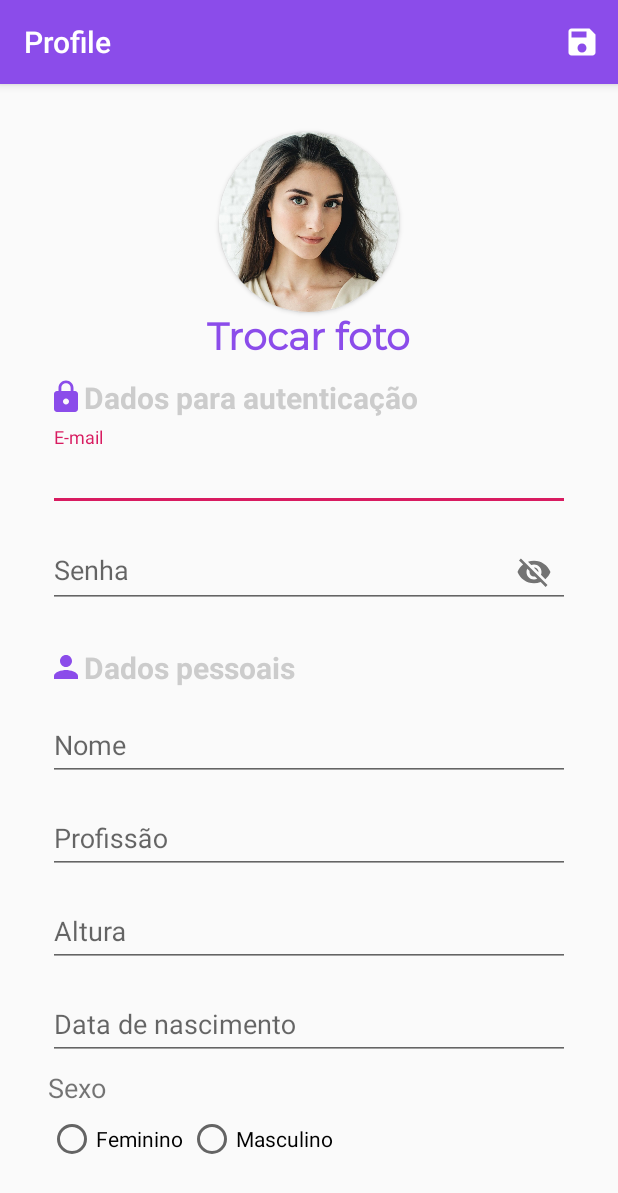
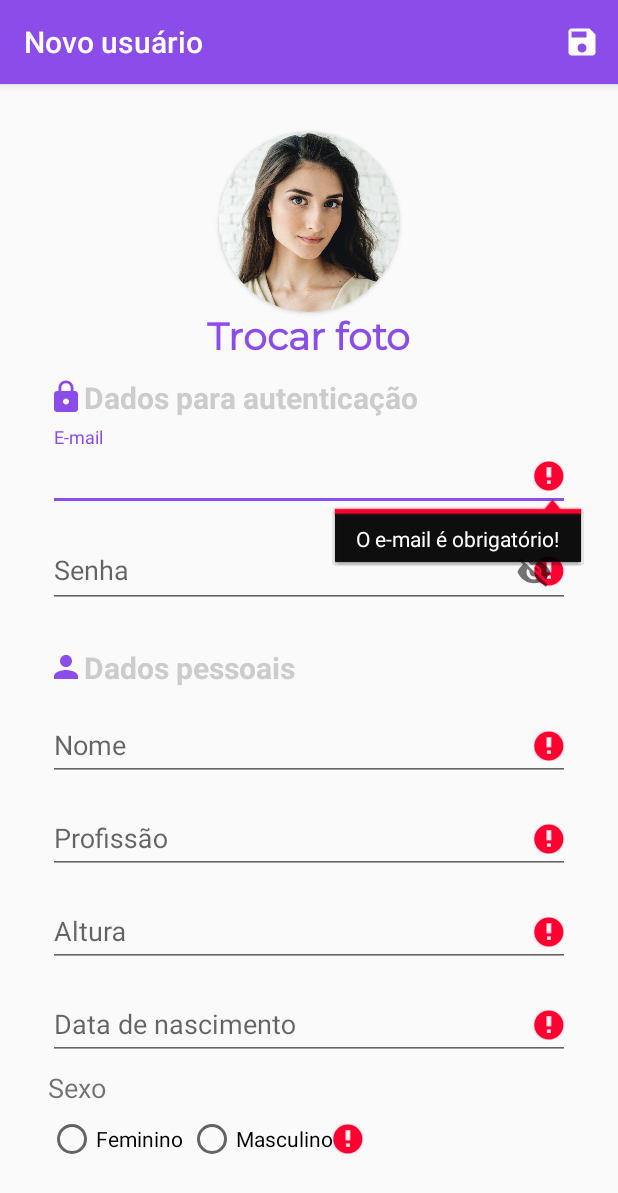
Before and after one commit to GabrielTSR/calculadoraIMC-Kotlin, an Android app: the CadastroActivity screen opened directly, with no data from a screen before it, after a tap on "salvar", on a phone screen of 412 x 824 dp. Shown: the top 1193 px of the screen. Run offline under Robolectric (Android 15) with nearby library versions, the light colour scheme and no system bars.

Commit message:
validacao de formulario, e link para a atividade de cadastro

```diff
--- a/app/src/main/java/com/example/calculadoraimc/CadastroActivity.kt
+++ b/app/src/main/java/com/example/calculadoraimc/CadastroActivity.kt
@@ -1,18 +1,62 @@
 package com.example.calculadoraimc
 
+import android.app.DatePickerDialog
 import androidx.appcompat.app.AppCompatActivity
 import android.os.Bundle
 import android.view.Menu
 import android.view.MenuItem
-import android.widget.Toast
+import android.widget.EditText
+import android.widget.RadioButton
+import android.widget.RadioGroup
+import java.util.*
 
 class CadastroActivity : AppCompatActivity() {
+
+    lateinit var etEmail : EditText
+    lateinit var etSenha : EditText
+    lateinit var etNome : EditText
+    lateinit var etProfissao : EditText
+    lateinit var etAltura : EditText
+    lateinit var etDataNascimento : EditText
+    lateinit var rgGenero : RadioGroup
+    lateinit var rbMasculino : RadioButton
+    lateinit var rbFeminino : RadioButton
+
     override fun onCreate(savedInstanceState: Bundle?) {
         super.onCreate(savedInstanceState)
         setContentView(R.layout.activity_cadastro)
 
-        supportActionBar!!.title = "Profile"
-//        supportActionBar!!.subtitle = ""
+        etEmail = findViewById(R.id.edit_email)
+        etSenha = findViewById(R.id.edit_senha)
+        etNome = findViewById(R.id.edit_nome)
+        etProfissao = findViewById(R.id.edit_profissao)
+        etAltura = findViewById(R.id.edit_altura)
+        etDataNascimento = findViewById(R.id.et_data_nascimento)
+        rgGenero = findViewById(R.id.radioGroupGenero)
+        rbMasculino = findViewById(R.id.radioButtonMasculino)
+        rbFeminino = findViewById(R.id.radioButtonFeminino)
+
+        //Menu da atividade
+        supportActionBar!!.title = "Novo usuário"
+
+        //calendario
+        //Criar um calendário
+        val calendario = Calendar.getInstance()
+
+        // Determinar os dados (dia, mês, e ano) do calendário
+        val ano = calendario.get(Calendar.YEAR)
+        val mes = calendario.get(Calendar.MONTH)
+        val dia = calendario.get(Calendar.DAY_OF_MONTH)
+
+        // Abrir o componente DatePicker
+
+        etDataNascimento.setOnClickListener {
+            val dp = DatePickerDialog(this,
+                DatePickerDialog.OnDateSetListener{ view, _ano, _mes, _dia ->
+                    etDataNascimento.setText("$_dia/${_mes + 1}/$_ano")
+                }, ano, mes, dia)
+            dp.show()
+        }
     }
 
     override fun onCreateOptionsMenu(menu: Menu?): Boolean {
@@ -22,13 +66,51 @@ class CadastroActivity : AppCompatActivity() {
 
     override fun onOptionsItemSelected(item: MenuItem): Boolean {
 
-        when (item.itemId) {
-            R.id.menu_save -> {
-                Toast.makeText(this, "Salvar", Toast.LENGTH_LONG).show()
-            }
-
+        if (validarCampos()){
+            //Salvar o registro
         }
 
         return true
     }
+
+    fun validarCampos():Boolean{
+        var eValido = true
+
+        if(etEmail.text.isEmpty()){
+            etEmail.error = "O e-mail é obrigatório!"
+            eValido = false
+        }
+
+        if(etSenha.text.isEmpty()){
+            etSenha.error = "A senha é obrigatória!"
+            eValido = false
+        }
+
+        if(etNome.text.isEmpty()){
+            etNome.error = "O nome é obrigatório!"
+            eValido = false
+        }
+
+        if(etProfissao.text.isEmpty()){
+            etProfissao.error = "A profissão é obrigatória!"
+            eValido = false
+        }
+
+        if(etAltura.text.isEmpty()){
+            etAltura.error = "A altura é obrigatória!"
+            eValido = false
+        }
+
+        if(etDataNascimento.text.isEmpty()){
+            etDataNascimento.error = "A data de nascimento é obrigatória!"
+            eValido = false
+        }
+
+        if(!rbMasculino.isChecked && !rbFeminino.isChecked){
+            rbMasculino.error = "O gênero é obrigatório!"
+            eValido = false
+        }
+
+        return eValido
+    }
 }
--- a/app/src/main/java/com/example/calculadoraimc/LoginActivity.kt
+++ b/app/src/main/java/com/example/calculadoraimc/LoginActivity.kt
@@ -14,10 +14,11 @@ class LoginActivity : AppCompatActivity() {
         supportActionBar!!.hide()
 
         val tvLinkCadastro = findViewById<TextView>(R.id.tv_linkParaCadastro)
+
         tvLinkCadastro.setOnClickListener {
-            val abrirDatePickerActivity = Intent(this, DatePickerDialog::class.java)
+            val abrirCadastroActivity = Intent(this, CadastroActivity::class.java)
 
-            startActivity(abrirDatePickerActivity)
+            startActivity(abrirCadastroActivity)
         }
     }
 }
--- a/app/src/main/res/layout/activity_cadastro.xml
+++ b/app/src/main/res/layout/activity_cadastro.xml
@@ -62,6 +62,7 @@
                 app:helperText="">
 
                 <EditText
+                    android:id="@+id/edit_email"
                     android:layout_width="match_parent"
                     android:layout_height="wrap_content"
                     android:layout_marginBottom="6dp" />
@@ -76,9 +77,10 @@
                 app:passwordToggleEnabled="true">
 
                 <EditText
+                    android:id="@+id/edit_senha"
                     android:layout_width="match_parent"
                     android:layout_height="wrap_content"
-                    android:layout_marginBottom="6dp" />
+                    android:layout_marginBottom="6dp"/>
             </com.google.android.material.textfield.TextInputLayout>
 
             <TextView
@@ -90,7 +92,7 @@
                 android:text="Dados pessoais"
                 android:textColor="#CCCCCC"
                 android:textSize="20sp"
-                android:textStyle="bold" />
+                android:textStyle="bold"/>
 
             <com.google.android.material.textfield.TextInputLayout
                 android:layout_width="match_parent"
@@ -99,6 +101,7 @@
                 app:helperText="">
 
                 <EditText
+                    android:id="@+id/edit_nome"
                     android:layout_width="match_parent"
                     android:layout_height="wrap_content"
                     android:layout_marginBottom="6dp" />
@@ -111,6 +114,7 @@
                 app:helperText="">
 
                 <EditText
+                    android:id="@+id/edit_profissao"
                     android:layout_width="match_parent"
                     android:layout_height="wrap_content"
                     android:layout_marginBottom="6dp" />
@@ -123,6 +127,7 @@
                 app:helperText="">
 
                 <EditText
+                    android:id="@+id/edit_altura"
                     android:layout_width="match_parent"
                     android:layout_height="wrap_content"
                     android:layout_marginBottom="6dp" />
@@ -135,9 +140,12 @@
                 app:helperText="">
 
                 <EditText
+                    android:id="@+id/et_data_nascimento"
                     android:layout_width="match_parent"
                     android:layout_height="wrap_content"
-                    android:layout_marginBottom="6dp" />
+                    android:layout_marginBottom="6dp"
+                    android:focusable="false"
+                    />
             </com.google.android.material.textfield.TextInputLayout>
 
             <TextView
@@ -148,17 +156,20 @@
                 android:textSize="18sp" />
 
             <RadioGroup
+                android:id="@+id/radioGroupGenero"
                 android:layout_width="match_parent"
                 android:layout_height="wrap_content"
                 android:orientation="horizontal">
 
                 <RadioButton
+                    android:id="@+id/radioButtonFeminino"
                     android:layout_width="wrap_content"
                     android:layout_height="wrap_content"
                     android:layout_marginEnd="3dp"
-                    android:text="Feminino" />
+                    android:text="Feminino"/>
 
                 <RadioButton
+                    android:id="@+id/radioButtonMasculino"
                     android:layout_width="wrap_content"
                     android:layout_height="wrap_content"
                     android:text="Masculino" />
--- a/app/src/main/res/values/colors.xml
+++ b/app/src/main/res/values/colors.xml
@@ -2,7 +2,7 @@
 <resources>
     <color name="colorPrimaryDark">#5000ca</color>
     <color name="colorPrimary">#8B4CEA</color>
-    <color name="colorAccent">#D81B60</color>
+    <color name="colorAccent">#8B4CEA</color>
     <color name="blackWeak">#121212</color>
     <color name="white">#ffffff</color>
 </resources>
```
